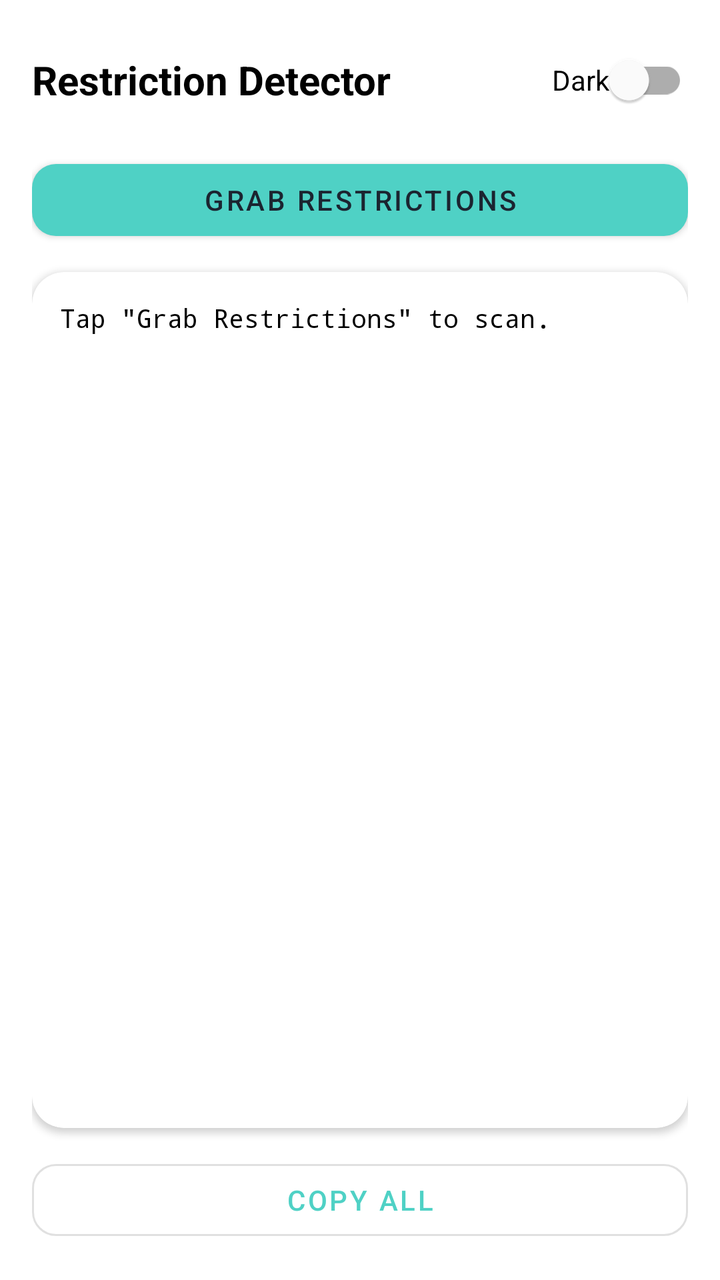
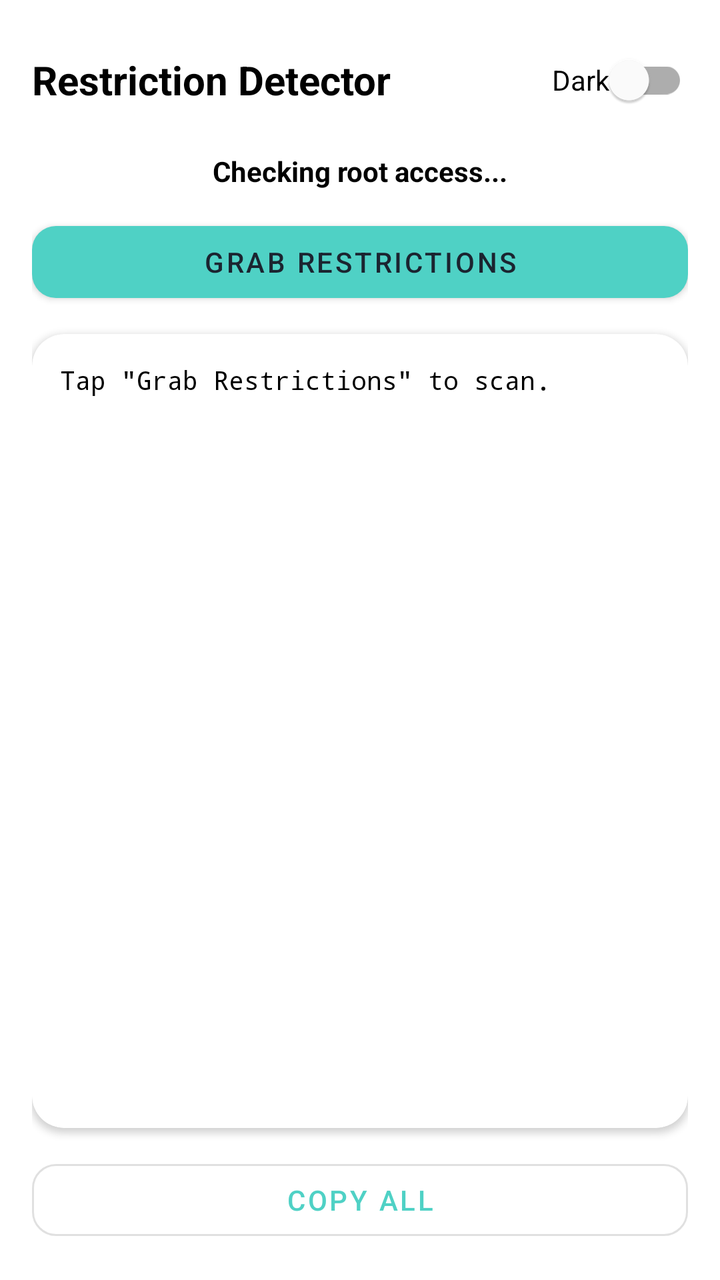

Before-and-after screenshots of an Android layout around one commit, followed by the original layout XML and the change that was made.
<!-- AndroidManifest.xml: application theme Theme.RestrictionDetector -->
<!-- res/layout/activity_main.xml -->
<?xml version="1.0" encoding="utf-8"?>
<LinearLayout xmlns:android="http://schemas.android.com/apk/res/android"
    xmlns:app="http://schemas.android.com/apk/res-auto"
    android:orientation="vertical"
    android:layout_width="match_parent"
    android:layout_height="match_parent"
    android:padding="16dp">

    <LinearLayout
        android:orientation="horizontal"
        android:layout_width="match_parent"
        android:layout_height="wrap_content"
        android:gravity="center_vertical"
        android:layout_marginBottom="12dp">

        <TextView
            android:layout_width="0dp"
            android:layout_height="wrap_content"
            android:layout_weight="1"
            android:text="Restriction Detector"
            android:textSize="20sp"
            android:textStyle="bold"
            android:textColor="?attr/colorOnBackground" />

        <com.google.android.material.switchmaterial.SwitchMaterial
            android:id="@+id/switchTheme"
            android:layout_width="wrap_content"
            android:layout_height="wrap_content"
            android:text="Dark" />
    </LinearLayout>

    <com.google.android.material.button.MaterialButton
        android:id="@+id/btnGrab"
        android:layout_width="match_parent"
        android:layout_height="wrap_content"
        android:text="Grab Restrictions"
        app:cornerRadius="12dp" />

    <com.google.android.material.card.MaterialCardView
        android:layout_width="match_parent"
        android:layout_height="0dp"
        android:layout_weight="1"
        android:layout_marginTop="12dp"
        app:cardCornerRadius="16dp"
        app:cardElevation="2dp"
        app:cardBackgroundColor="?attr/colorSurface">

        <ScrollView
            android:layout_width="match_parent"
            android:layout_height="match_parent"
            android:padding="14dp">

            <TextView
                android:id="@+id/txtResults"
                android:layout_width="match_parent"
                android:layout_height="wrap_content"
                android:fontFamily="monospace"
                android:textIsSelectable="true"
                android:textSize="13sp"
                android:textColor="?attr/colorOnSurface"
                android:text="Tap &quot;Grab Restrictions&quot; to scan." />
        </ScrollView>
    </com.google.android.material.card.MaterialCardView>

    <com.google.android.material.button.MaterialButton
        android:id="@+id/btnCopy"
        style="@style/Widget.MaterialComponents.Button.OutlinedButton"
        android:layout_width="match_parent"
        android:layout_height="wrap_content"
        android:layout_marginTop="12dp"
        android:text="Copy all"
        app:cornerRadius="12dp" />

</LinearLayout>
<!-- resources referenced by this layout -->
<resources>
  <style name="Theme.RestrictionDetector" parent="Theme.MaterialComponents.DayNight.NoActionBar">
          <item name="colorPrimary">@color/teal</item>
          <item name="colorPrimaryDark">@color/navy</item>
          <item name="colorAccent">@color/teal</item>
          <item name="colorOnPrimary">@color/navy</item>
      </style>
  <color name="teal">#4FD1C5</color>
  <color name="navy">#1B2430</color>
</resources>

<!-- the commit's change to res/layout/activity_main.xml (unified diff, before → after) -->
@@ -28,6 +28,17 @@
             android:layout_height="wrap_content"
             android:text="Dark" />
     </LinearLayout>
+
+        <TextView
+        android:id="@+id/txtRootStatus"
+        android:layout_width="match_parent"
+        android:layout_height="wrap_content"
+        android:gravity="center"
+        android:textSize="14sp"
+        android:textStyle="bold"
+        android:layout_marginBottom="12dp"
+        android:text="Checking root access..."
+        android:textColor="?attr/colorOnBackground" />
 
     <com.google.android.material.button.MaterialButton
         android:id="@+id/btnGrab"
